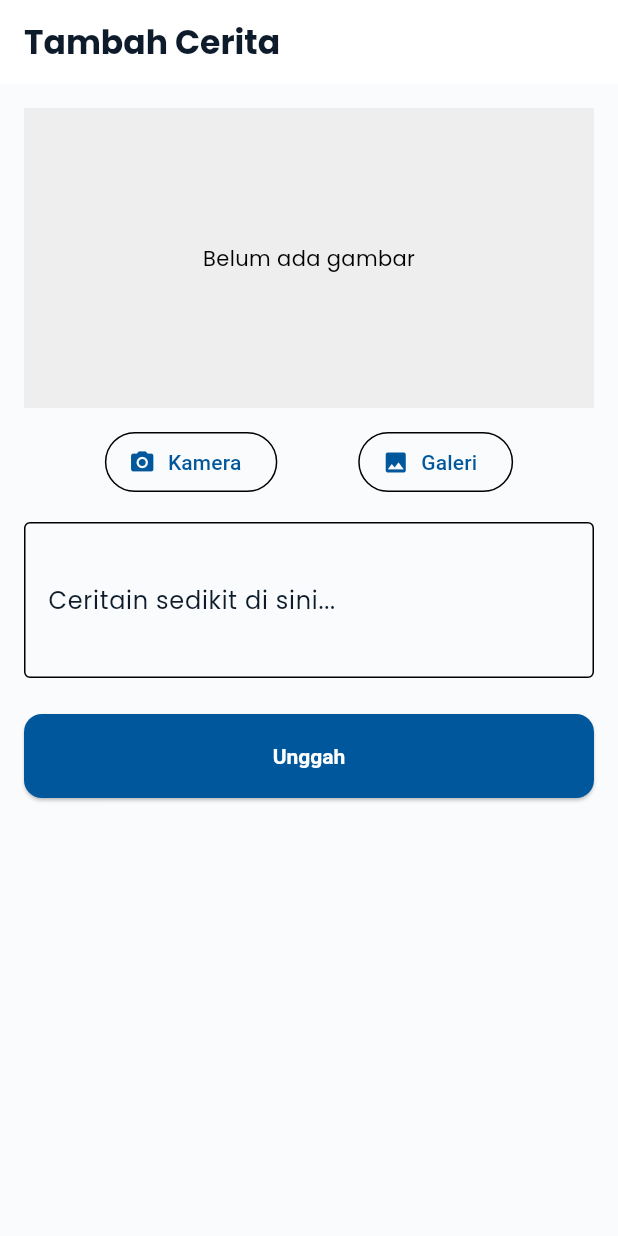
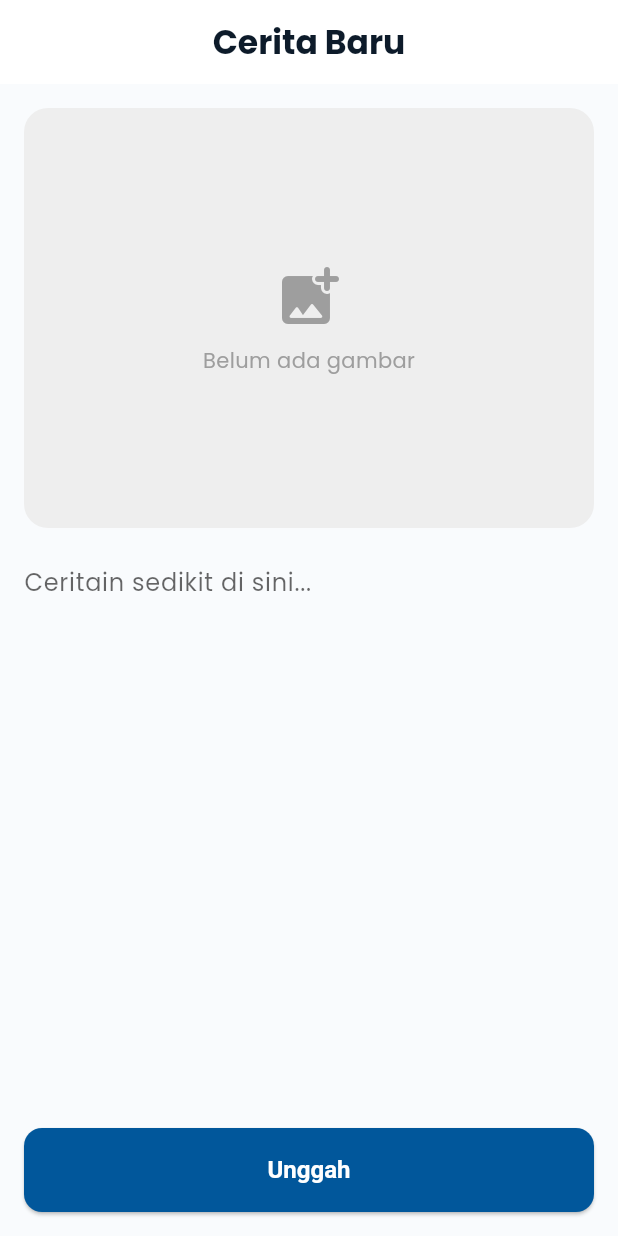
Before and after one commit to romydewantara/Fleegram, a Flutter app: the PostStoryPage screen opened by its route, on a phone screen of 412 x 824 dp. Run offline on Flutter 3.47's test engine with Material 3 defaults, Android fonts, the phone set to English and light mode, and no system bars; our stand-ins replace go_router, google_fonts, image_cropper, image_picker, lottie, shared_preferences; accounts and stored records are empty; project files that could hold a hidden picture were left out.

Commit message:
chore: redesign add new story page

```diff
--- a/lib/l10n/app_en.arb
+++ b/lib/l10n/app_en.arb
@@ -57,7 +57,7 @@
   "timeDays": "{count}d",
   "timeWeeks": "{count}w",
 
-  "postStoryTitle": "Add New Story",
+  "postStoryTitle": "New Story",
   "descriptionLabel": "Tell your story here...",
   "pickImage": "Choose image",
   "cropImage": "Crop image",
--- a/lib/l10n/app_id.arb
+++ b/lib/l10n/app_id.arb
@@ -57,7 +57,7 @@
   "timeDays": "{count}h",
   "timeWeeks": "{count}mg",
 
-  "postStoryTitle": "Tambah Cerita",
+  "postStoryTitle": "Cerita Baru",
   "descriptionLabel": "Ceritain sedikit di sini...",
   "pickImage": "Pilih gambar",
   "cropImage": "Crop gambar",
--- a/lib/l10n/app_localization.dart
+++ b/lib/l10n/app_localization.dart
@@ -389,7 +389,7 @@ abstract class AppLocalizations {
   /// No description provided for @postStoryTitle.
   ///
   /// In id, this message translates to:
-  /// **'Tambah Cerita'**
+  /// **'Cerita Baru'**
   String get postStoryTitle;
 
   /// No description provided for @descriptionLabel.
--- a/lib/l10n/app_localization_en.dart
+++ b/lib/l10n/app_localization_en.dart
@@ -169,7 +169,7 @@ class AppLocalizationsEn extends AppLocalizations {
   }
 
   @override
-  String get postStoryTitle => 'Add New Story';
+  String get postStoryTitle => 'New Story';
 
   @override
   String get descriptionLabel => 'Tell your story here...';
--- a/lib/l10n/app_localization_id.dart
+++ b/lib/l10n/app_localization_id.dart
@@ -169,7 +169,7 @@ class AppLocalizationsId extends AppLocalizations {
   }
 
   @override
-  String get postStoryTitle => 'Tambah Cerita';
+  String get postStoryTitle => 'Cerita Baru';
 
   @override
   String get descriptionLabel => 'Ceritain sedikit di sini...';
--- a/lib/presentation/pages/post_story_page.dart
+++ b/lib/presentation/pages/post_story_page.dart
@@ -17,12 +17,16 @@ class PostStoryPage extends StatefulWidget {
 }
 
 class _PostStoryPageState extends State<PostStoryPage> {
+  final FocusNode _descFocusNode = FocusNode();
   final _descriptionController = TextEditingController();
+
   File? _imageFile;
   bool _isUploading = false;
+  bool _isPickingImage = false;
 
   @override
   void dispose() {
+    _descFocusNode.dispose();
     _descriptionController.dispose();
     super.dispose();
   }
@@ -30,23 +34,45 @@ class _PostStoryPageState extends State<PostStoryPage> {
   Future<void> _pickImage(ImageSource source) async {
     final l10n = AppLocalizations.of(context)!;
     final picker = ImagePicker();
-    final pickedFile = await picker.pickImage(source: source, imageQuality: 70);
 
-    if (!mounted || pickedFile == null) return;
+    setState(() => _isPickingImage = true);
+
+    try {
+      final pickedFile = await picker.pickImage(
+        source: source,
+        imageQuality: 70,
+      );
+
+      if (!mounted || pickedFile == null) {
+        setState(() => _isPickingImage = false);
+        return;
+      }
 
       final cropped = await ImageCropper().cropImage(
         sourcePath: pickedFile.path,
         uiSettings: [
-        AndroidUiSettings(toolbarTitle: l10n.cropImage, lockAspectRatio: true),
+          AndroidUiSettings(
+            toolbarTitle: l10n.cropImage,
+            lockAspectRatio: true,
+          ),
           IOSUiSettings(title: l10n.cropImage),
         ],
       );
 
-    if (cropped == null) return;
+      if (cropped == null) {
+        setState(() => _isPickingImage = false);
+        return;
+      }
 
       setState(() {
         _imageFile = File(cropped.path);
+        _isPickingImage = false;
       });
+    } catch (_) {
+      if (mounted) {
+        setState(() => _isPickingImage = false);
+      }
+    }
   }
 
   Future<void> _uploadStory() async {
@@ -63,7 +89,6 @@ class _PostStoryPageState extends State<PostStoryPage> {
     }
 
     final storyProvider = context.read<StoryProvider>();
-
     setState(() => _isUploading = true);
 
     try {
@@ -83,9 +108,8 @@ class _PostStoryPageState extends State<PostStoryPage> {
       );
 
       context.go('/');
-    } catch (e) {
+    } catch (_) {
       if (!mounted) return;
-
       SnackbarHelper.show(context, l10n.errorNetwork, type: SnackbarType.error);
     } finally {
       if (mounted) {
@@ -97,73 +121,194 @@ class _PostStoryPageState extends State<PostStoryPage> {
   @override
   Widget build(BuildContext context) {
     final l10n = AppLocalizations.of(context)!;
-    return Scaffold(
-      appBar: AppBar(title: Text(l10n.postStoryTitle)),
-      body: SingleChildScrollView(
-        padding: const EdgeInsets.all(16),
-        child: Column(
-          crossAxisAlignment: CrossAxisAlignment.stretch,
+
+    WidgetsBinding.instance.addPostFrameCallback((_) {
+      final keyboardOpen = MediaQuery.of(context).viewInsets.bottom > 0;
+      if (!keyboardOpen && _descFocusNode.hasFocus) {
+        _descFocusNode.unfocus();
+      }
+    });
+
+    return GestureDetector(
+      onTap: () => FocusScope.of(context).unfocus(),
+      child: Stack(
         children: [
-            Container(
-              height: 200,
-              color: Colors.grey.shade200,
-              child: _imageFile != null
-                  ? Image.file(_imageFile!, fit: BoxFit.cover)
-                  : Center(
-                      child: Text(
-                        l10n.noImage,
-                        style: TextStyle(color: Colors.black),
-                      ),
-                    ),
-            ),
-            const SizedBox(height: 12),
-
-            Row(
-              mainAxisAlignment: MainAxisAlignment.spaceEvenly,
-              children: [
-                OutlinedButton.icon(
-                  onPressed: () => _pickImage(ImageSource.camera),
-                  icon: const Icon(Icons.camera_alt),
-                  label: Text(l10n.camera),
-                ),
-                OutlinedButton.icon(
-                  onPressed: () => _pickImage(ImageSource.gallery),
-                  icon: const Icon(Icons.photo),
-                  label: Text(l10n.gallery),
-                ),
-              ],
-            ),
-            const SizedBox(height: 16),
-
-            TextField(
-              controller: _descriptionController,
-              maxLines: 3,
-              decoration: InputDecoration(
-                labelText: l10n.descriptionLabel,
-                border: const OutlineInputBorder(),
-              ),
-            ),
-            const SizedBox(height: 24),
-
-            ElevatedButton(
+          Scaffold(
+            appBar: AppBar(title: Text(l10n.postStoryTitle), centerTitle: true),
+            bottomNavigationBar: SafeArea(
+              minimum: const EdgeInsets.all(16),
+              child: ElevatedButton(
                 style: ElevatedButton.styleFrom(
                   minimumSize: const Size.fromHeight(56),
+                  shape: RoundedRectangleBorder(
+                    borderRadius: BorderRadius.circular(12),
+                  ),
                 ),
                 onPressed: _isUploading ? null : _uploadStory,
                 child: _isUploading
                     ? const SizedBox(
-                      height: 20,
-                      width: 20,
+                        height: 22,
+                        width: 22,
                         child: CircularProgressIndicator(
                           strokeWidth: 2,
                           color: Colors.white,
                         ),
                       )
-                  : Text(l10n.uploadButton),
+                    : Text(
+                        l10n.uploadButton,
+                        style: const TextStyle(fontSize: 16),
+                      ),
+              ),
+            ),
+            body: SafeArea(
+              child: Column(
+                children: [
+                  Expanded(
+                    child: SingleChildScrollView(
+                      padding: const EdgeInsets.all(16),
+                      child: Column(
+                        crossAxisAlignment: CrossAxisAlignment.start,
+                        children: [
+                          GestureDetector(
+                            onTap: _showImageSourceSheet,
+                            child: Container(
+                              height: 280,
+                              width: double.infinity,
+                              decoration: BoxDecoration(
+                                color: Colors.grey.shade200,
+                                borderRadius: BorderRadius.circular(16),
+                                image: _imageFile != null
+                                    ? DecorationImage(
+                                        image: FileImage(_imageFile!),
+                                        fit: BoxFit.cover,
+                                      )
+                                    : null,
+                              ),
+                              child: _imageFile == null
+                                  ? Column(
+                                      mainAxisAlignment:
+                                          MainAxisAlignment.center,
+                                      children: [
+                                        const Icon(
+                                          Icons.add_photo_alternate_rounded,
+                                          size: 48,
+                                          color: Colors.grey,
+                                        ),
+                                        const SizedBox(height: 8),
+                                        Text(
+                                          l10n.noImage,
+                                          style: const TextStyle(
+                                            color: Colors.grey,
+                                          ),
+                                        ),
+                                      ],
+                                    )
+                                  : Align(
+                                      alignment: Alignment.topRight,
+                                      child: Padding(
+                                        padding: const EdgeInsets.all(12),
+                                        child: CircleAvatar(
+                                          backgroundColor: Colors.black54,
+                                          child: const Icon(
+                                            Icons.edit,
+                                            color: Colors.white,
+                                          ),
+                                        ),
+                                      ),
+                                    ),
+                            ),
+                          ),
+
+                          const SizedBox(height: 24),
+                          TextField(
+                            controller: _descriptionController,
+                            focusNode: _descFocusNode,
+                            maxLines: 5,
+                            style: Theme.of(context).textTheme.bodyLarge,
+                            decoration: InputDecoration(
+                              hintText: l10n.descriptionLabel,
+                              hintStyle: Theme.of(context).textTheme.bodyLarge
+                                  ?.copyWith(
+                                    color: Theme.of(context).hintColor,
+                                  ),
+                              border: InputBorder.none,
+                              enabledBorder: InputBorder.none,
+                              focusedBorder: InputBorder.none,
+                              contentPadding: EdgeInsets.zero,
+                            ),
                           ),
                         ],
                       ),
                     ),
+                  ),
+                ],
+              ),
+            ),
+          ),
+          if (_isPickingImage)
+            Positioned.fill(
+              child: AbsorbPointer(
+                absorbing: true,
+                child: Container(
+                  color: Colors.black.withOpacity(0.3),
+                  child: Center(
+                    child: CircularProgressIndicator(
+                      strokeWidth: 2.5,
+                      color: Theme.of(context).colorScheme.primary,
+                    ),
+                  ),
+                ),
+              ),
+            ),
+        ],
+      ),
+    );
+  }
+
+  void _showImageSourceSheet() {
+    final l10n = AppLocalizations.of(context)!;
+
+    showModalBottomSheet(
+      context: context,
+      shape: const RoundedRectangleBorder(
+        borderRadius: BorderRadius.vertical(top: Radius.circular(20)),
+      ),
+      builder: (_) {
+        return SafeArea(
+          child: Column(
+            mainAxisSize: MainAxisSize.min,
+            children: [
+              const SizedBox(height: 12),
+              Container(
+                width: 40,
+                height: 4,
+                decoration: BoxDecoration(
+                  color: Colors.grey.shade400,
+                  borderRadius: BorderRadius.circular(2),
+                ),
+              ),
+              const SizedBox(height: 20),
+              ListTile(
+                leading: const Icon(Icons.photo_library_outlined),
+                title: Text(l10n.gallery),
+                onTap: () {
+                  Navigator.pop(context);
+                  _pickImage(ImageSource.gallery);
+                },
+              ),
+              ListTile(
+                leading: const Icon(Icons.camera_alt_outlined),
+                title: Text(l10n.camera),
+                onTap: () {
+                  Navigator.pop(context);
+                  _pickImage(ImageSource.camera);
+                },
+              ),
+              const SizedBox(height: 12),
+            ],
+          ),
+        );
+      },
     );
   }
 }
```
Lines whose indentation alone changed are shown as unchanged.
